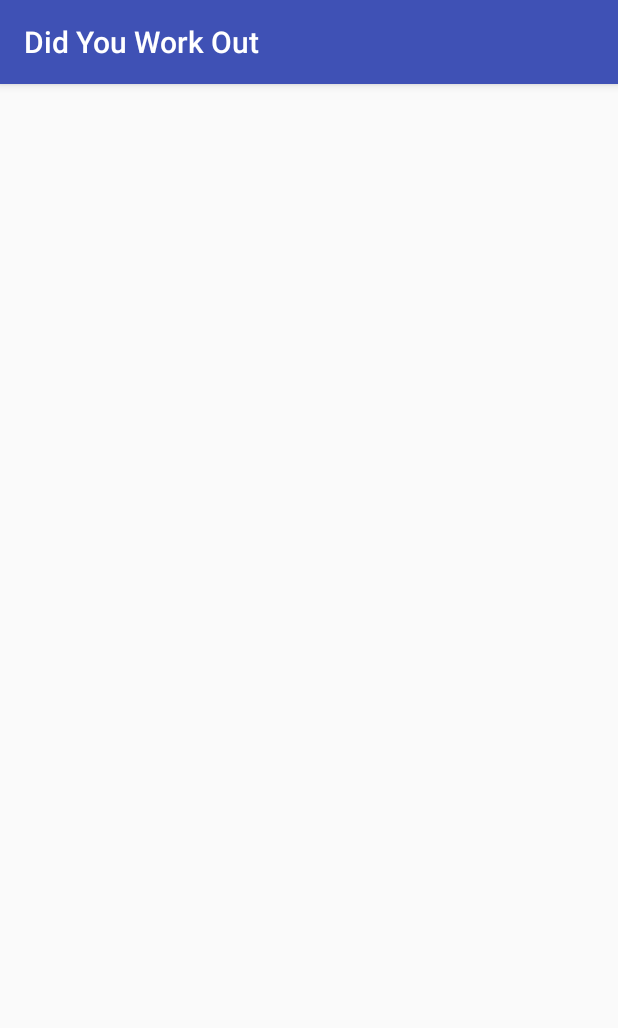
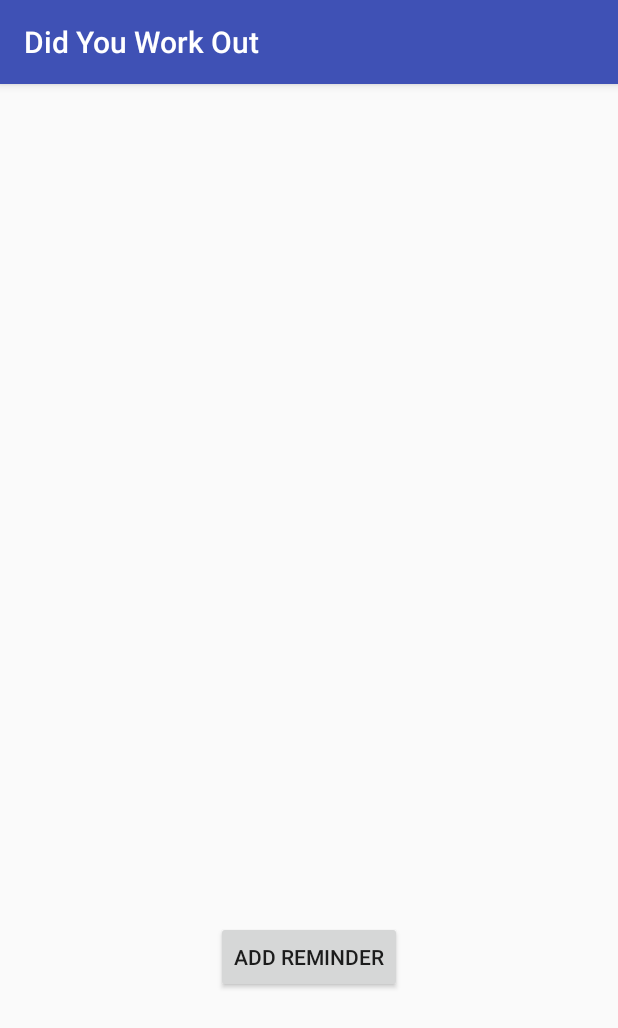
Before and after one commit to 420swagit/Did-You-Work-Out, an Android app: the screen it shows after launch (MainActivity), on a phone screen of 412 x 824 dp. Shown: the top 1028 px of the screen. Run offline under Robolectric (Android 15) with nearby library versions, the phone set to English and light mode, and no system bars.

Commit message:
Added layouts

```diff
--- a/app/src/main/java/fannyu/didyouworkout/MainActivity.java
+++ b/app/src/main/java/fannyu/didyouworkout/MainActivity.java
@@ -10,4 +10,9 @@ public class MainActivity extends AppCompatActivity {
         super.onCreate(savedInstanceState);
         setContentView(R.layout.activity_main);
     }
+
+    public void addReminder()
+    {
+
+    }
 }
--- a/app/src/main/res/layout/activity_main.xml
+++ b/app/src/main/res/layout/activity_main.xml
@@ -9,8 +9,12 @@
     android:paddingTop="@dimen/activity_vertical_margin"
     tools:context="fannyu.didyouworkout.MainActivity">
 
-    <TextView
+    <Button
         android:layout_width="wrap_content"
         android:layout_height="wrap_content"
-        android:text="" />
+        android:text="Add Reminder"
+        android:id="@+id/button"
+        android:layout_alignParentBottom="true"
+        android:layout_centerHorizontal="true"
+        android:layout_marginBottom="146dp" />
 </RelativeLayout>
--- a/app/src/main/res/values/strings.xml
+++ b/app/src/main/res/values/strings.xml
@@ -1,3 +1,4 @@
 <resources>
     <string name="app_name">Did You Work Out</string>
+
 </resources>
```
Also changed, not shown: app/src/main/res/layout/add_reminder.xml (added, +22 -0 lines).
